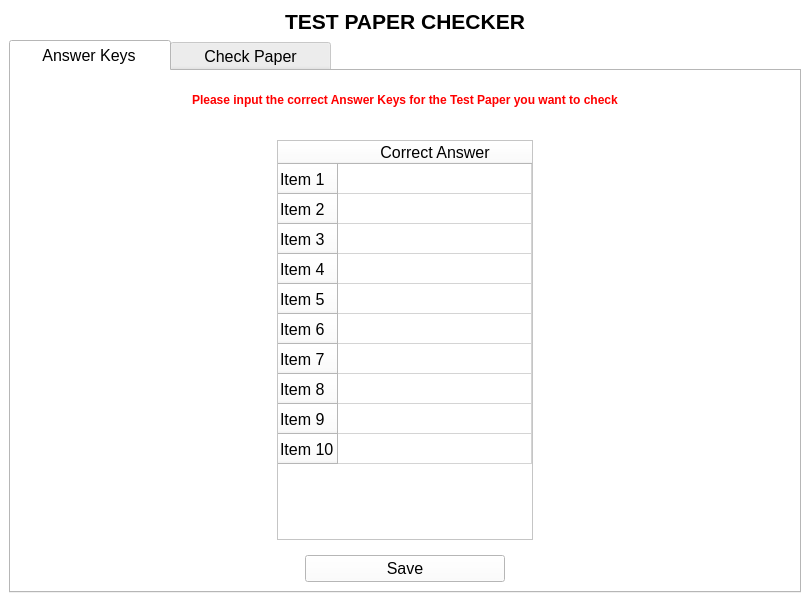
Above: TestPaperChecker.ui from jarapamikaella/OpenCV_TestPaperChecker before the change. Below: the same form after it.
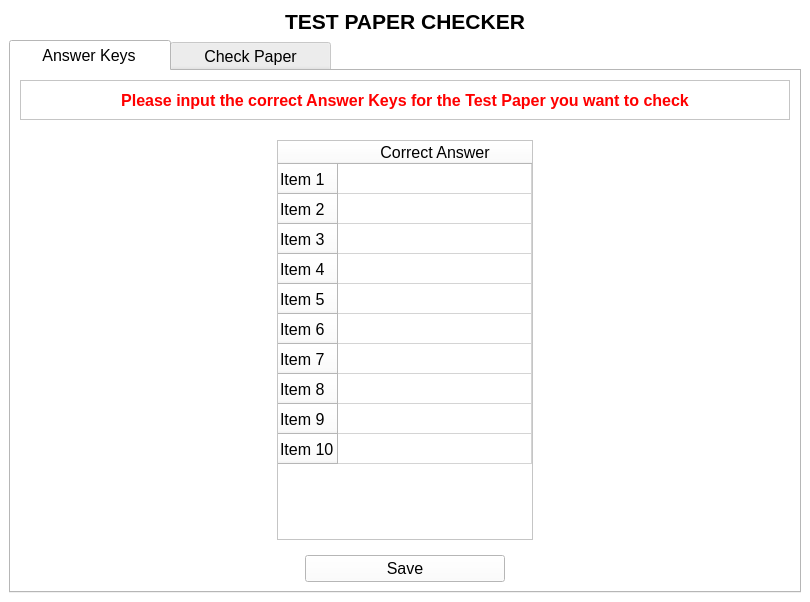
That is the form after the change.

```diff
--- a/TestPaperChecker.ui
+++ b/TestPaperChecker.ui
@@ -497,22 +497,27 @@
         <string>     Answer Keys     </string>
        </attribute>
        <layout class="QVBoxLayout" name="verticalLayout">
-        <item alignment="Qt::AlignHCenter">
-         <widget class="QLabel" name="AnswerKeyGuideLabel">
+        <item>
+         <widget class="QFrame" name="frame_2">
           <property name="minimumSize">
            <size>
             <width>0</width>
             <height>40</height>
            </size>
           </property>
-          <property name="maximumSize">
-           <size>
-            <width>16777215</width>
-            <height>16777215</height>
-           </size>
+          <property name="frameShape">
+           <enum>QFrame::StyledPanel</enum>
           </property>
+          <property name="frameShadow">
+           <enum>QFrame::Raised</enum>
+          </property>
+          <layout class="QGridLayout" name="gridLayout_4">
+           <item row="0" column="0">
+            <widget class="QLabel" name="label_2">
           <property name="font">
            <font>
+               <family>Arial</family>
+               <pointsize>12</pointsize>
             <weight>75</weight>
             <bold>true</bold>
            </font>
@@ -523,9 +528,12 @@
           <property name="text">
            <string>Please input the correct Answer Keys for the Test Paper you want to check</string>
           </property>
-          <property name="margin">
-           <number>0</number>
-          </property>
+             <property name="alignment">
+              <set>Qt::AlignCenter</set>
+             </property>
+            </widget>
+           </item>
+          </layout>
          </widget>
         </item>
         <item>
```
Lines whose indentation alone changed are shown as unchanged.
